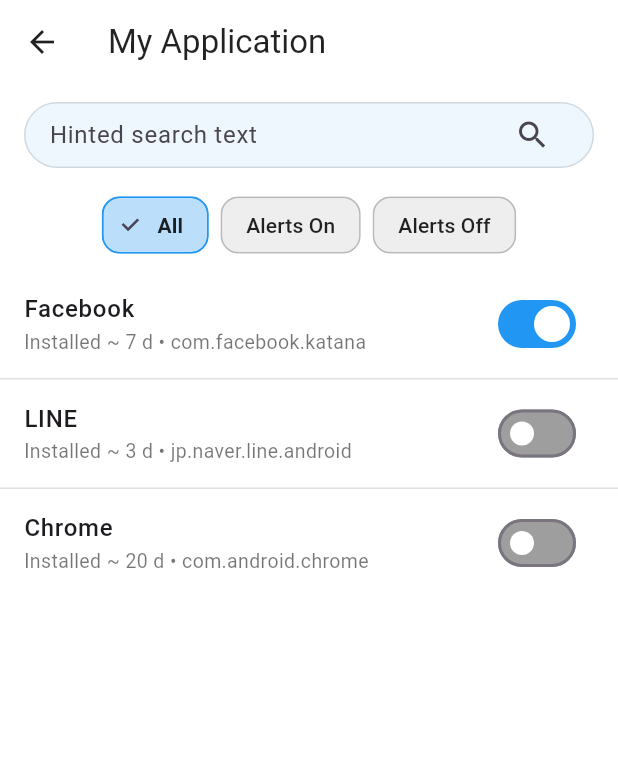
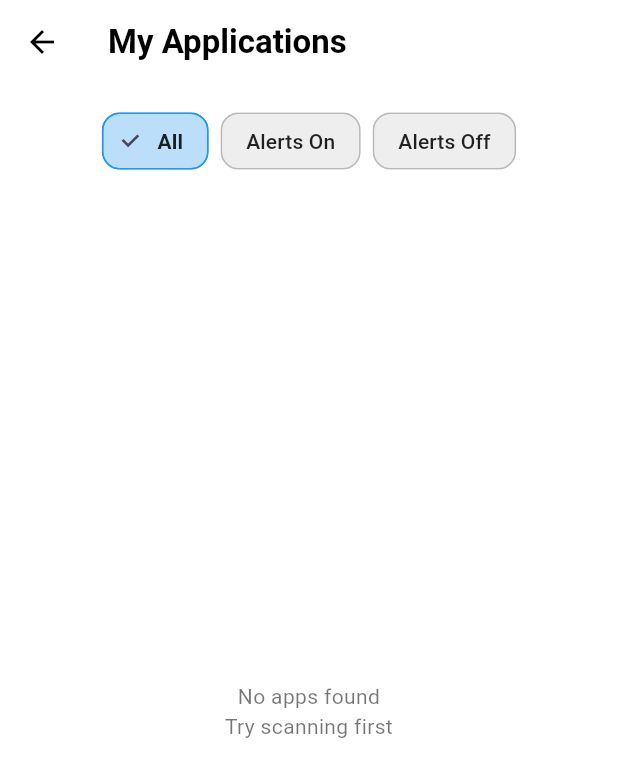
Before and after one commit to Pawapob/CyberCare-App, a Flutter app: the MyAppsPage screen opened directly, on a phone screen of 412 x 824 dp. Shown: the top 777 px of the screen. Run offline on Flutter 3.47's test engine with Material 3 defaults, Android fonts, the light colour scheme and no system bars; our stand-ins replace shared_preferences; missing offline and left inert: device_apps; accounts and stored records are empty.

Commit message:
อัพเดทเชื่อมสเเกน

```diff
--- a/lib/pages/myapps_page.dart
+++ b/lib/pages/myapps_page.dart
@@ -1,195 +1,139 @@
+import 'dart:convert';
+import 'dart:typed_data';
 import 'package:flutter/material.dart';
+import 'package:shared_preferences/shared_preferences.dart';
+import 'package:http/http.dart' as http;
 
-/// ====== ข้อมูล/ชนิดในไฟล์เดียว ======
+// ====== ENUM ======
 enum AlertStatus { on, off }
 
 class AppItem {
   final String id;
   final String name;
-  final String packageName;
   final DateTime installedAt;
-  final bool scanned;
   final AlertStatus alertStatus;
+  final String? icon;
 
   const AppItem({
     required this.id,
     required this.name,
-    required this.packageName,
     required this.installedAt,
-    required this.scanned,
     required this.alertStatus,
+    this.icon,
   });
-
-  AppItem copyWith({
-    String? id,
-    String? name,
-    String? packageName,
-    DateTime? installedAt,
-    bool? scanned,
-    AlertStatus? alertStatus,
-  }) {
-    return AppItem(
-      id: id ?? this.id,
-      name: name ?? this.name,
-      packageName: packageName ?? this.packageName,
-      installedAt: installedAt ?? this.installedAt,
-      scanned: scanned ?? this.scanned,
-      alertStatus: alertStatus ?? this.alertStatus,
-    );
-  }
 }
 
 enum _MyAppsTab { all, alertOn, alertOff }
 
-class _Store {
-  List<AppItem> apps = [];
-  String query = '';
-
-  bool get hasScanned => apps.isNotEmpty && apps.every((e) => e.scanned);
-
-  void seed() {
-    final now = DateTime.now();
-    apps = [
-      AppItem(
-        id: '1',
-        name: 'Facebook',
-        packageName: 'com.facebook.katana',
-        installedAt: now.subtract(const Duration(days: 7)),
-        scanned: true, // เปิดให้เห็นรายการตอนพัฒนา
-        alertStatus: AlertStatus.on,
-      ),
-      AppItem(
-        id: '2',
-        name: 'LINE',
-        packageName: 'jp.naver.line.android',
-        installedAt: now.subtract(const Duration(days: 3)),
-        scanned: true,
-        alertStatus: AlertStatus.off,
-      ),
-      AppItem(
-        id: '3',
-        name: 'Chrome',
-        packageName: 'com.android.chrome',
-        installedAt: now.subtract(const Duration(days: 20)),
-        scanned: true,
-        alertStatus: AlertStatus.off,
-      ),
-    ];
-  }
-
-  List<AppItem> _byQuery(List<AppItem> list) {
-    final q = query.trim().toLowerCase();
-    if (q.isEmpty) return list;
-    return list
-        .where((a) =>
-    a.name.toLowerCase().contains(q) ||
-        a.packageName.toLowerCase().contains(q))
-        .toList();
-  }
-
-  List<AppItem> byTab(_MyAppsTab tab) {
-    final base = _byQuery(apps);
-    switch (tab) {
-      case _MyAppsTab.all:
-        return base;
-      case _MyAppsTab.alertOn:
-        return base.where((e) => e.alertStatus == AlertStatus.on).toList();
-      case _MyAppsTab.alertOff:
-        return base.where((e) => e.alertStatus == AlertStatus.off).toList();
-    }
-  }
-
-  void toggle(AppItem app) {
-    final i = apps.indexWhere((e) => e.id == app.id);
-    if (i == -1) return;
-    apps[i] = app.copyWith(
-      alertStatus:
-      app.alertStatus == AlertStatus.on ? AlertStatus.off : AlertStatus.on,
-    );
-  }
-
-  void openAllInTab(_MyAppsTab tab) {
-    final ids = byTab(tab).map((e) => e.id).toSet();
-    apps = apps
-        .map((a) =>
-    ids.contains(a.id) ? a.copyWith(alertStatus: AlertStatus.on) : a)
-        .toList();
-  }
-
-  void closeAllInTab(_MyAppsTab tab) {
-    final ids = byTab(tab).map((e) => e.id).toSet();
-    apps = apps
-        .map((a) =>
-    ids.contains(a.id) ? a.copyWith(alertStatus: AlertStatus.off) : a)
-        .toList();
-  }
-}
-
-/// ====== หน้า My Apps ======
 class MyAppsPage extends StatefulWidget {
   const MyAppsPage({super.key});
+
   @override
   State<MyAppsPage> createState() => _MyAppsPageState();
 }
 
 class _MyAppsPageState extends State<MyAppsPage> {
-  final _store = _Store();
+  List<AppItem> apps = [];
   _MyAppsTab _tab = _MyAppsTab.all;
 
   @override
   void initState() {
     super.initState();
-    _store.seed();
+    loadAppsFromCache();
+  }
+
+  Future<void> loadAppsFromCache() async {
+    final prefs = await SharedPreferences.getInstance();
+    final cachedData = prefs.getString("recent_apps");
+    if (cachedData != null) {
+      final List decoded = jsonDecode(cachedData);
+      setState(() {
+        apps = decoded.map<AppItem>((a) {
+          final installedTime = a["installed_time"] ?? 0;
+          return AppItem(
+            id: a["package_name"] ?? "",
+            name: a["app_name"] ?? "",
+            installedAt: DateTime.fromMillisecondsSinceEpoch(installedTime),
+            alertStatus: AlertStatus.on,
+            icon: a["icon"],
+          );
+        }).toList();
+      });
+    }
+  }
+
+  List<AppItem> byTab() {
+    switch (_tab) {
+      case _MyAppsTab.alertOn:
+        return apps.where((a) => a.alertStatus == AlertStatus.on).toList();
+      case _MyAppsTab.alertOff:
+        return apps.where((a) => a.alertStatus == AlertStatus.off).toList();
+      default:
+        return apps;
+    }
+  }
+
+  // ✅ อัปเดตสถานะใน backend
+  Future<void> updateAlertStatus(String packageName, String alertStatus) async {
+    final prefs = await SharedPreferences.getInstance();
+    final deviceId = prefs.getString("device_id");
+    if (deviceId == null) return;
+
+    final url = Uri.parse("http://10.0.2.2:5000/update_alert_status");
+    final body = jsonEncode({
+      "device_id": deviceId,
+      "package_name": packageName,
+      "alert_status": alertStatus,
+    });
+
+    try {
+      final res = await http.post(
+        url,
+        headers: {"Content-Type": "application/json"},
+        body: body,
+      );
+      print("Update status response: ${res.body}");
+    } catch (e) {
+      print("Error updating alert status: $e");
+    }
+  }
+
+  void toggle(AppItem app) async {
+    final newStatus =
+    app.alertStatus == AlertStatus.on ? AlertStatus.off : AlertStatus.on;
+
+    setState(() {
+      final i = apps.indexWhere((e) => e.id == app.id);
+      if (i != -1) {
+        apps[i] = AppItem(
+          id: app.id,
+          name: app.name,
+          installedAt: app.installedAt,
+          alertStatus: newStatus,
+          icon: app.icon,
+        );
+      }
+    });
+
+    await updateAlertStatus(app.id, newStatus == AlertStatus.on ? "on" : "off");
   }
 
   @override
   Widget build(BuildContext context) {
-    final items = _store.byTab(_tab);
+    final items = byTab();
 
     return Scaffold(
-      backgroundColor: Colors.white, // พื้นหลังขาว
+      backgroundColor: Colors.white,
       appBar: AppBar(
+        title: const Text('My Applications',
+            style: TextStyle(fontWeight: FontWeight.w600)),
         backgroundColor: Colors.white,
-        foregroundColor: Colors.black87,
-        elevation: 0,
-        title: const Text('My Application'),
+        foregroundColor: Colors.black,
       ),
       body: Column(
         children: [
-          // ====== Search bar : ไอคอนแว่นอยู่ขวา ======
-          Padding(
-            padding: const EdgeInsets.fromLTRB(16, 12, 16, 8),
-            child: Container(
-              decoration: BoxDecoration(
-                color: Colors.blue.withOpacity(.08),
-                borderRadius: BorderRadius.circular(28),
-                border: Border.all(color: Colors.black12),
-              ),
-              padding: const EdgeInsets.symmetric(horizontal: 16),
-              height: 44,
-              child: Row(
-                children: [
-                  Expanded(
-                    child: TextField(
-                      onChanged: (v) => setState(() => _store.query = v),
-                      decoration: const InputDecoration(
-                        hintText: 'Hinted search text',
-                        border: InputBorder.none,
-                        isCollapsed: true,
-                      ),
-                    ),
-                  ),
-                  IconButton(
-                    onPressed: () => FocusScope.of(context).unfocus(),
-                    icon: const Icon(Icons.search),
-                    splashRadius: 20,
-                  ),
-                ],
-              ),
-            ),
-          ),
-
-          // ====== ฟิลเตอร์ชิปโทนฟ้า-ขาว ======
+          const SizedBox(height: 8),
+          // Filter Chips
           Padding(
             padding: const EdgeInsets.symmetric(horizontal: 16, vertical: 6),
             child: Row(
@@ -216,52 +160,42 @@
             ),
           ),
 
-          // ====== รายการแบบ iOS-style: พื้นหลังขาว + Divider ======
           Expanded(
-            child: !_store.hasScanned
-                ? const _EmptyState(
-              textTop: 'There is no app',
-              textBottom: 'you have to scan first',
-            )
-                : items.isEmpty
-                ? const _EmptyState(
-              textTop: 'No apps found',
-              textBottom: 'try adjusting your search',
+            child: apps.isEmpty
+                ? const Center(
+              child: Text(
+                "No apps found\nTry scanning first",
+                textAlign: TextAlign.center,
+                style: TextStyle(color: Colors.black54),
+              ),
             )
                 : ListView.separated(
               itemCount: items.length,
-              separatorBuilder: (context, _) =>
+              separatorBuilder: (_, __) =>
               const Divider(height: 1, color: Colors.black12),
-              itemBuilder: (ctx, i) {
+              itemBuilder: (context, i) {
                 final app = items[i];
-                final installedAgo =
+                final daysAgo =
                     DateTime.now().difference(app.installedAt).inDays;
+
                 return ListTile(
-                  tileColor: Colors.white,
-                  title: Text(
-                    app.name,
-                    style: const TextStyle(fontWeight: FontWeight.w500),
-                  ),
-                  subtitle: Text(
-                    'Installed ~ $installedAgo d • ${app.packageName}',
-                    maxLines: 1,
-                    overflow: TextOverflow.ellipsis,
-                    style: const TextStyle(
-                      color: Colors.black54,
-                      fontSize: 13,
-                    ),
-                  ),
-                  // ไม่มีโลโก้/ไอคอนนำหน้า ตามที่ขอ
+                  leading: (app.icon != null)
+                      ? Image.memory(base64Decode(app.icon!),
+                      width: 40, height: 40)
+                      : const Icon(Icons.android, color: Colors.green),
+                  title: Text(app.name,
+                      style: const TextStyle(
+                          fontWeight: FontWeight.w500, fontSize: 15)),
+                  subtitle: Text('Installed $daysAgo days ago',
+                      style: const TextStyle(
+                          fontSize: 12, color: Colors.black45)),
                   trailing: Switch(
                     value: app.alertStatus == AlertStatus.on,
-                    onChanged: (_) =>
-                        setState(() => _store.toggle(app)),
-
-                    // ====== โทนสีสวิตช์แบบ iOS ======
-                    activeColor: Colors.white,        // ปุ่มวงกลมตอน ON
-                    activeTrackColor: Colors.blue,    // แถบเมื่อ ON = ฟ้า
-                    inactiveThumbColor: Colors.white, // ปุ่มวงกลมตอน OFF
-                    inactiveTrackColor: Colors.grey,  // แถบเมื่อ OFF = เทา
+                    onChanged: (_) => toggle(app),
+                    activeColor: Colors.white,
+                    activeTrackColor: Colors.blue,
+                    inactiveThumbColor: Colors.white,
+                    inactiveTrackColor: Colors.grey,
                   ),
                 );
               },
@@ -269,72 +203,10 @@
           ),
         ],
       ),
-
-      // ====== ปุ่ม Open All / Close All (โทนฟ้า) ======
-      bottomNavigationBar: _showBulkButtons(items)
-          ? SafeArea(
-        child: Padding(
-          padding:
-          const EdgeInsets.symmetric(horizontal: 16, vertical: 12),
-          child: Row(
-            children: [
-              if (_tab == _MyAppsTab.alertOn)
-                Expanded(
-                  child: OutlinedButton(
-                    style: OutlinedButton.styleFrom(
-                      foregroundColor: Colors.blue,
-                      side: const BorderSide(color: Colors.blue),
-                      shape: RoundedRectangleBorder(
-                          borderRadius: BorderRadius.circular(14)),
-                      padding: const EdgeInsets.symmetric(vertical: 14),
-                    ),
-                    onPressed: () {
-                      setState(() => _store.closeAllInTab(_tab));
-                      _toast(context, 'Closed all alerts');
-                    },
-                    child: const Text('Close All'),
-                  ),
-                ),
-              if (_tab == _MyAppsTab.alertOn &&
-                  _tab == _MyAppsTab.alertOff)
-                const SizedBox(width: 12),
-              if (_tab == _MyAppsTab.alertOff)
-                Expanded(
-                  child: FilledButton(
-                    style: FilledButton.styleFrom(
-                      backgroundColor: Colors.blue,
-                      foregroundColor: Colors.white,
-                      shape: RoundedRectangleBorder(
-                          borderRadius: BorderRadius.circular(14)),
-                      padding: const EdgeInsets.symmetric(vertical: 14),
-                    ),
-                    onPressed: () {
-                      setState(() => _store.openAllInTab(_tab));
-                      _toast(context, 'Opened all alerts');
-                    },
-                    child: const Text('Open All'),
-                  ),
-                ),
-            ],
-          ),
-        ),
-      )
-          : null,
     );
-  }
-
-  bool _showBulkButtons(List<AppItem> items) {
-    if (!_store.hasScanned) return false;
-    if (items.isEmpty) return false;
-    return _tab == _MyAppsTab.alertOn || _tab == _MyAppsTab.alertOff;
-  }
-
-  void _toast(BuildContext context, String msg) {
-    ScaffoldMessenger.of(context).showSnackBar(SnackBar(content: Text(msg)));
   }
 }
 
-/// ====== Widgets ย่อย ======
 class _FilterChip extends StatelessWidget {
   final String label;
   final bool selected;
@@ -359,24 +231,6 @@
       selectedColor: Colors.blue.shade100,
       side: BorderSide(color: selected ? Colors.blue : Colors.black12),
       shape: RoundedRectangleBorder(borderRadius: BorderRadius.circular(12)),
-      elevation: 0,
     );
   }
 }
-
-class _EmptyState extends StatelessWidget {
-  final String textTop;
-  final String textBottom;
-  const _EmptyState({required this.textTop, required this.textBottom});
-
-  @override
-  Widget build(BuildContext context) {
-    return Center(
-      child: Text(
-        '$textTop\n$textBottom',
-        textAlign: TextAlign.center,
-        style: const TextStyle(color: Colors.black54),
-      ),
-    );
-  }
-}
```
